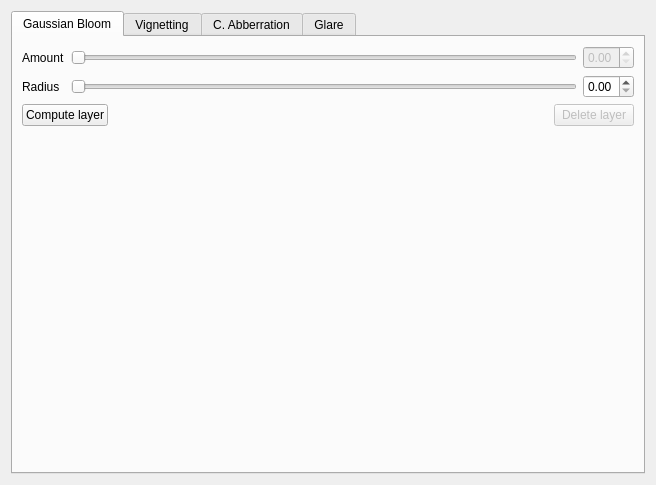
Before: the Qt Designer form qtgui/lenseffects.ui in sungsoo/luxrender-lux, drawn with Qt 5.
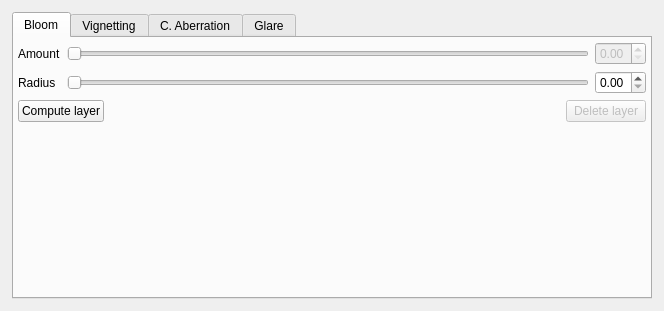
After: the same form once the commit is applied.

Commit message: Refine margins in lenseffects

Patch:
```diff
--- a/qtgui/lenseffects.ui
+++ b/qtgui/lenseffects.ui
@@ -6,14 +6,17 @@
    <rect>
     <x>0</x>
     <y>0</y>
-    <width>656</width>
-    <height>485</height>
+    <width>664</width>
+    <height>311</height>
    </rect>
   </property>
   <property name="windowTitle">
    <string>Form</string>
   </property>
   <layout class="QVBoxLayout" name="verticalLayout">
+   <property name="margin">
+    <number>12</number>
+   </property>
    <item>
     <widget class="QTabWidget" name="tabs_lensEffects">
      <property name="enabled">
@@ -24,9 +27,12 @@
      </property>
      <widget class="QWidget" name="tab_gaussianBloom">
       <attribute name="title">
-       <string>Gaussian Bloom</string>
+       <string>Bloom</string>
       </attribute>
       <layout class="QGridLayout" name="gridLayout_16">
+       <property name="margin">
+        <number>4</number>
+       </property>
        <item row="0" column="0">
         <layout class="QGridLayout" name="gridLayout_20">
          <item row="2" column="3" colspan="2">
@@ -286,7 +292,7 @@
      </widget>
      <widget class="QWidget" name="tab_chromaticAbberationTab">
       <attribute name="title">
-       <string>C. Abberration</string>
+       <string>C. Aberration</string>
       </attribute>
       <layout class="QVBoxLayout" name="verticalLayout_5">
        <item>
```
